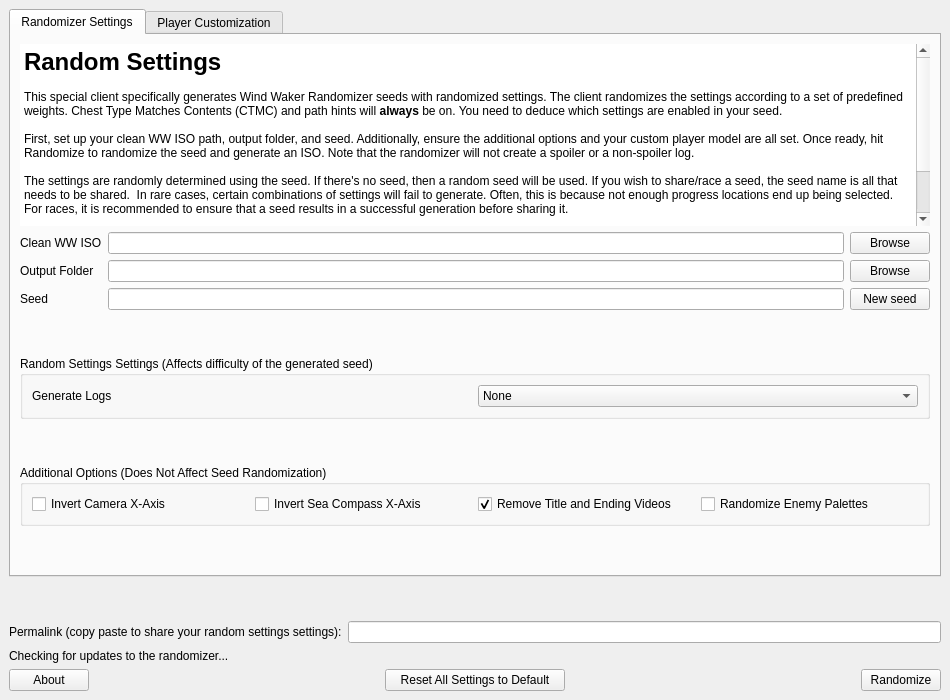
This is wwr_ui/randomizer_window.ui in Aelire/wwrando as Qt 5 draws it before an edit. The edited form follows.
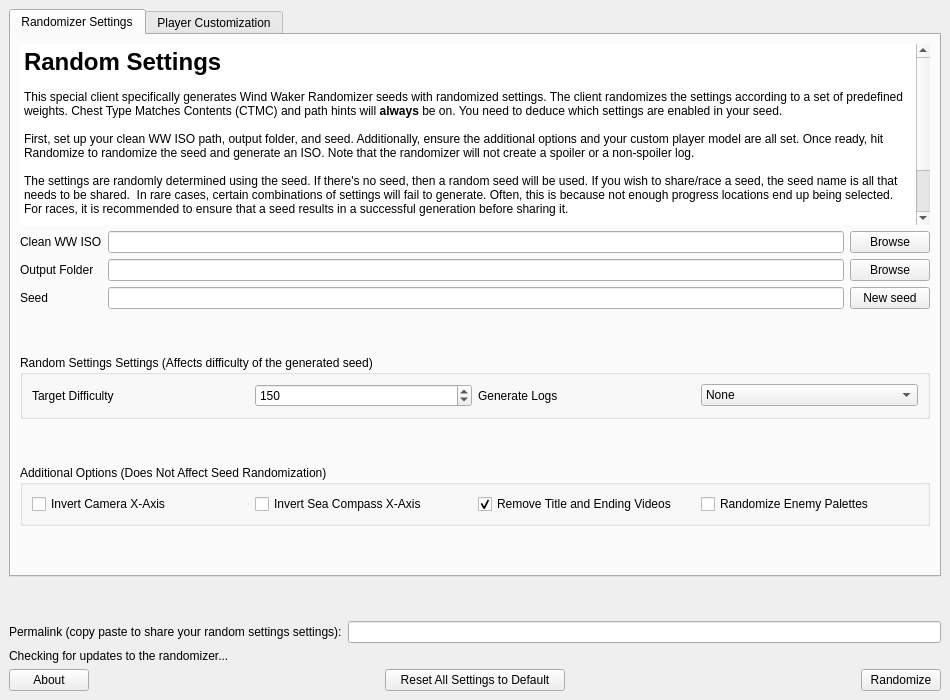
This is the edited form.

Commit message: Introduce a difficulty factor to random settings

What changed in the file:
```diff
--- a/wwr_ui/randomizer_window.ui
+++ b/wwr_ui/randomizer_window.ui
@@ -157,7 +157,33 @@
                <string>Random Settings Settings (Affects difficulty of the generated seed)</string>
               </property>
               <layout class="QGridLayout" name="gridLayout_3">
-               <item row="1" column="1" colspan="2">
+               <item row="1" column="1">
+                <widget class="QLabel" name="label_for_target_checks">
+                 <property name="text">
+                  <string>Target Difficulty</string>
+                 </property>
+                </widget>
+               </item>
+               <item row="1" column="2">
+                <widget class="QSpinBox" name="target_checks">
+                 <property name="layoutDirection">
+                  <enum>Qt::LeftToRight</enum>
+                 </property>
+                 <property name="maximum">
+                  <number>400</number>
+                 </property>
+                 <property name="minimum">
+                  <number>0</number>
+                 </property>
+                 <property name="value">
+                  <number>150</number>
+                 </property>
+                 <property name="displayIntegerBase">
+                  <number>10</number>
+                 </property>
+                </widget>
+               </item>
+               <item row="1" column="3" colspan="2">
                 <layout class="QHBoxLayout" name="horizontalLayout_loggen">
                  <item>
                   <widget class="QLabel" name="label_for_log_generation">
```
The commit also changes 4 other files.
